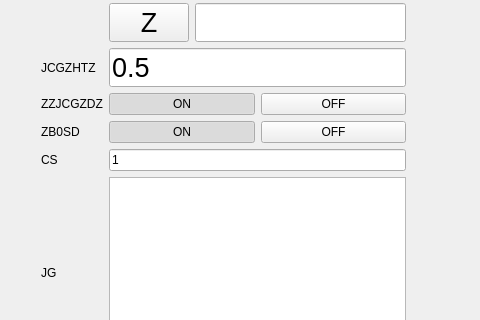
zephyrrr/Camotics_modbus, file forms/manual/zhuzhongxingform.ui: the form before one commit; both pictures show x 0 to 480 and y 148 to 468 of the 879 by 651 pixel window.
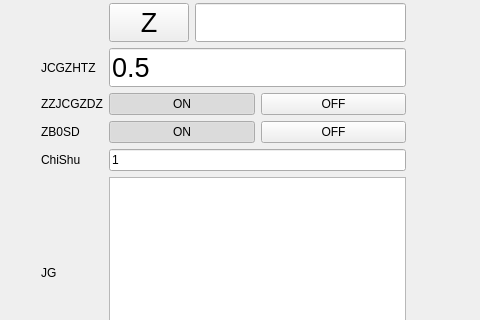
The form after the commit. Custom widgets are drawn as their Qt base class.

```diff
--- a/forms/manual/zhuzhongxingform.ui
+++ b/forms/manual/zhuzhongxingform.ui
@@ -330,7 +330,7 @@
          <item row="6" column="0">
           <widget class="QLabel" name="label_7">
            <property name="text">
-            <string>CS</string>
+            <string>ChiShu</string>
            </property>
           </widget>
          </item>
```
